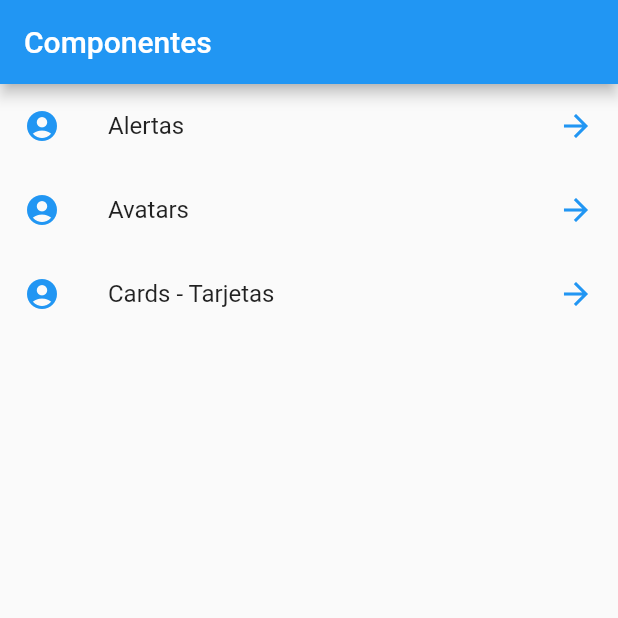
After one commit to alejomongua/flutter2, a Flutter app: the screen it shows after launch, on a phone screen of 412 x 824 dp, the top half of it. The commit adds this screen. Run offline on Flutter 3.47's test engine with Material 2 defaults, Android fonts, the phone set to English and light mode, and no system bars.

Commit message:
Loaded menu from json file

```diff
--- /dev/null
+++ b/data/menu_opts.json
@@ -0,0 +1,20 @@
+{
+    "nombreApp" : "Componentes",
+    "rutas" : [
+        {
+            "ruta" : "alert",
+            "icon" : "add_alert",
+            "texto": "Alertas"
+        },
+        {
+            "ruta" : "avatar",
+            "icon" : "accessibility",
+            "texto": "Avatars"
+        },
+        {
+            "ruta" : "card",
+            "icon" : "folder_open",
+            "texto": "Cards - Tarjetas"
+        }
+    ]
+}
--- a/lib/main.dart
+++ b/lib/main.dart
@@ -1,6 +1,6 @@
 import 'package:flutter/material.dart';
 
-import 'package:componentes/src/pages/home_temporal.dart';
+import 'package:componentes/src/pages/home_page.dart';
 
 void main() => runApp(MyApp());
 
@@ -8,8 +8,6 @@ class MyApp extends StatelessWidget {
   @override
   Widget build(BuildContext context) {
     return MaterialApp(
-        title: 'Flutter',
-        debugShowCheckedModeBanner: false,
-        home: HomePageTemp());
+        title: 'Flutter', debugShowCheckedModeBanner: false, home: HomePage());
   }
 }
--- /dev/null
+++ b/lib/src/pages/home_page.dart
@@ -0,0 +1,35 @@
+import 'package:componentes/src/providers/menu_provider.dart';
+import 'package:flutter/material.dart';
+
+class HomePage extends StatelessWidget {
+  const HomePage({Key key}) : super(key: key);
+
+  @override
+  Widget build(BuildContext context) {
+    return Scaffold(appBar: AppBar(title: Text('Componentes')), body: _lista());
+  }
+
+  _lista() {
+    return FutureBuilder(
+        future: menuProvider.cargarData(),
+        builder: (context, snapshot) {
+          return ListView(
+            children: _crearHijos(snapshot.data),
+          );
+        });
+  }
+
+  List<Widget> _crearHijos(List<dynamic> objects) {
+    return objects.map((element) {
+      print(element);
+      return ListTile(
+        title: Text(element['texto']),
+        leading: Icon(Icons.account_circle, color: Colors.blue[500]),
+        trailing: Icon(Icons.arrow_forward, color: Colors.blue[500]),
+        onTap: () {
+          print(element['ruta']);
+        },
+      );
+    }).toList();
+  }
+}
--- a/pubspec.yaml
+++ b/pubspec.yaml
@@ -45,8 +45,8 @@ flutter:
   uses-material-design: true
 
   # To add assets to your application, add an assets section, like this:
-  # assets:
-  #   - images/a_dot_burr.jpeg
+  assets:
+    - data/menu_opts.json
   #   - images/a_dot_ham.jpeg
 
   # An image asset can refer to one or more resolution-specific "variants", see
```
Also changed, not shown: lib/src/providers/menu_provider.dart (added, +13 -0 lines).
